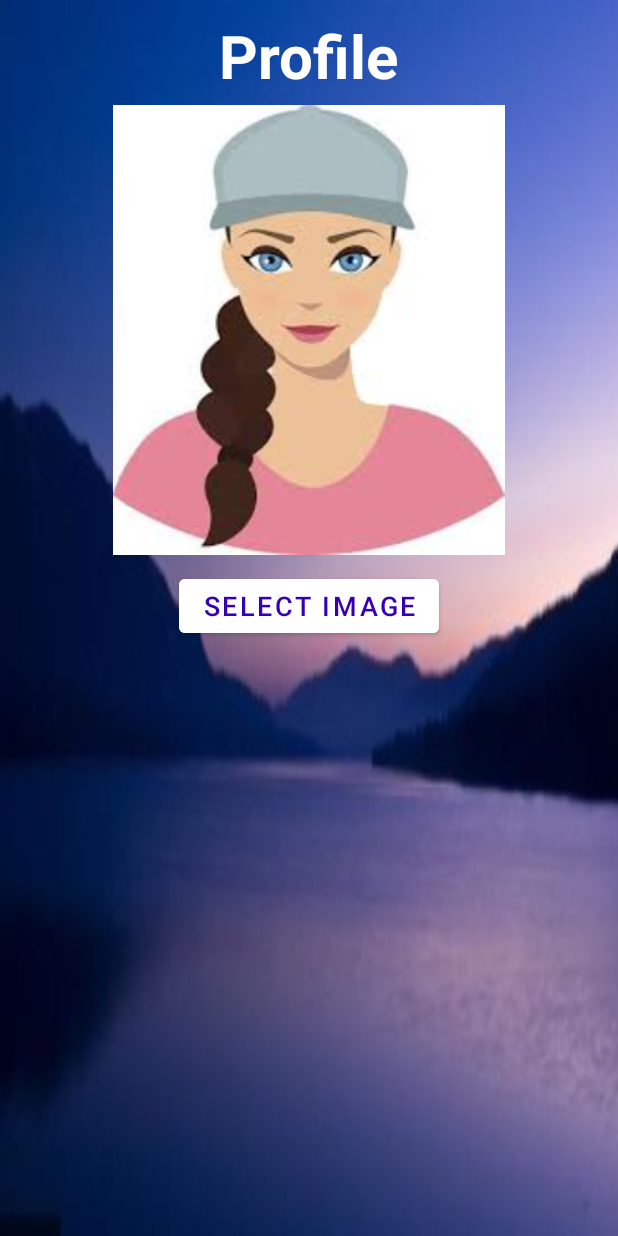
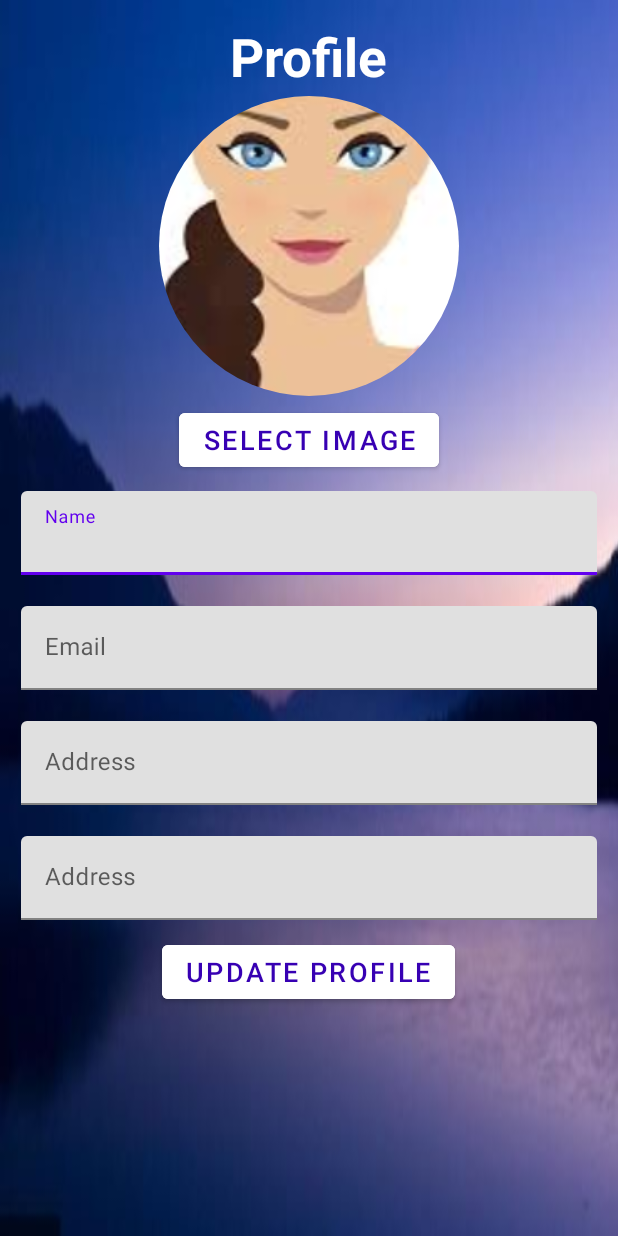
Before and after one commit to Aishab0810/ExplorProject, an Android app: the EditProfile screen opened directly, with no data from a screen before it, on a phone screen of 412 x 824 dp. Run offline under Robolectric (Android 15) with nearby library versions, the phone set to English and light mode, and no system bars; our stand-ins replace CircleImageView, Firebase (no records; nobody signed in at launch, a user with empty details on screens opened directly); pictures from the network do not load.

Commit message:
Save Profile data to firebase

```diff
--- a/app/src/main/java/com/example/exploraholic/Dashboard/Dashboard.kt
+++ b/app/src/main/java/com/example/exploraholic/Dashboard/Dashboard.kt
@@ -5,8 +5,8 @@ import android.os.Bundle
 import android.widget.ImageView
 import android.widget.Toast
 import androidx.appcompat.app.AppCompatActivity
-import com.example.exploraholic.MainScreens.EditProfile
 import com.example.exploraholic.MainScreens.LoginScreen
+import com.example.exploraholic.MainScreens.Profile
 import com.example.exploraholic.MapScreen.MapsActivity
 import com.example.exploraholic.R
 
@@ -107,7 +107,7 @@ class Dashboard : AppCompatActivity(){
         val img10 = findViewById(R.id.profile) as ImageView
         // set on-click listener
         img10.setOnClickListener {
-            startActivity(Intent(this, EditProfile::class.java))
+            startActivity(Intent(this, Profile::class.java))
 
             Toast.makeText(this@Dashboard, "Profile", Toast.LENGTH_SHORT).show()
         }
--- a/app/src/main/java/com/example/exploraholic/MainScreens/EditProfile.kt
+++ b/app/src/main/java/com/example/exploraholic/MainScreens/EditProfile.kt
@@ -1,66 +1,189 @@
 package com.example.exploraholic.MainScreens
 
+import android.app.Dialog
 import android.content.Intent
+import android.net.Uri
 import android.os.Bundle
-import android.view.View
+import android.view.Window
 import android.widget.Button
-import android.widget.ImageView
+import android.widget.Toast
 import androidx.appcompat.app.AppCompatActivity
+import com.example.exploraholic.Dashboard.Dashboard
+import com.example.exploraholic.R
+import com.example.exploraholic.databinding.ActivityEditProfileBinding
+import com.google.firebase.auth.FirebaseAuth
+import com.google.firebase.database.DatabaseReference
+import com.google.firebase.database.FirebaseDatabase
+import com.google.firebase.storage.FirebaseStorage
+import com.google.firebase.storage.StorageReference
+import de.hdodenhof.circleimageview.CircleImageView
 
 class EditProfile : AppCompatActivity() {
     // One Button
    private lateinit var bSelectImage: Button
 
     // One Preview Image
-    private lateinit var iVPreviewImage: ImageView
+    private lateinit var iVPreviewImage: CircleImageView
+
+    //binding
+    private lateinit var binding: ActivityEditProfileBinding
+    //instance of firebase auth
+    private lateinit var auth: FirebaseAuth
+    //define reference variable for the realtime database
+    private lateinit var databaseReference: DatabaseReference
+    //storage reference
+    private lateinit var storageReference: StorageReference
+    //image uri
+    private lateinit var imageUri: Uri
+    //dialog box
+    private lateinit var dialog: Dialog
+
+//    private lateinit var Name: TextInputLayout
+//    private lateinit var Email: TextInputLayout
+//    private lateinit var Address: TextInputLayout
+//    private lateinit var gender: Spinner
+//    private lateinit var Update: Button
 
     // constant to compare
     // the activity result code
-    var SELECT_PICTURE = 200
+//    var SELECT_PICTURE = 200
     override fun onCreate(savedInstanceState: Bundle?) {
         super.onCreate(savedInstanceState)
-        setContentView(com.example.exploraholic.R.layout.activity_edit_profile)
+        binding = ActivityEditProfileBinding.inflate(layoutInflater)
+        setContentView(binding.root)
+
+
+
+        auth = FirebaseAuth.getInstance()
+        val uid =  auth.currentUser?.uid
+        databaseReference = FirebaseDatabase.getInstance().getReference("Users")
+
+
+        binding.updatebtn.setOnClickListener {
+            //here we get values of name,email,address and gender
+            //when user click on update btn, it wil show progressbar
+            showProgressBar()
+            val Name = binding.name.editText.toString()
+            val Email = binding.email.editText.toString()
+
+            val user = User(Name, Email)
+            if(uid != null ){
+
+                databaseReference.child(uid).setValue(user).addOnCompleteListener {
+
+                    if (it.isSuccessful){
+
+                        uploadProfilePic()
+
+                    }else{
+                        hideProgressBar()
+                        Toast.makeText(this@EditProfile,"Failed to update profile",Toast.LENGTH_SHORT).show()
+                    }
+
+
+                }
+
+            }
+        }
+
+
 
         // register the UI widgets with their appropriate IDs
         bSelectImage = findViewById(com.example.exploraholic.R.id.BSelectImage)
         iVPreviewImage = findViewById(com.example.exploraholic.R.id.IVPreviewImage)
 
-        // handle the Choose Image button to trigger
-        // the image chooser function
-        bSelectImage.setOnClickListener(View.OnClickListener { imageChooser() })
+//        Name = findViewById(R.id.name)
+//        Email = findViewById(R.id.email)
+//        Address = findViewById(R.id.address)
+//        gender = findViewById(R.id.gender_spinner)
+//        Update = findViewById(R.id.updatebtn)
+
+//        Update.setOnClickListener {
+//            startActivity(Intent(this, Dashboard::class.java))
+//
+//            Toast.makeText(this@EditProfile, "Profile Updated", Toast.LENGTH_SHORT).show()
+//        }
+
+//        // Create an ArrayAdapter for spinner
+//        val adapter = ArrayAdapter.createFromResource(this,
+//            R.array.gender_list, android.R.layout.simple_spinner_item)
+//        // Specify the layout to use when the list of choices appears
+//        adapter.setDropDownViewResource(android.R.layout.simple_spinner_dropdown_item)
+//        // Apply the adapter to the spinner
+//        gender.adapter = adapter
+//
+//        // handle the Choose Image button to trigger
+//        // the image chooser function
+//        bSelectImage.setOnClickListener(View.OnClickListener { imageChooser() })
     }
+
+    private fun uploadProfilePic() {
+
+        imageUri = Uri.parse("android.resource://$packageName/${R.drawable.person}")
+        storageReference = FirebaseStorage.getInstance().getReference("Users"+auth.currentUser?.uid+".jpg")
+        storageReference.putFile(imageUri).addOnSuccessListener {
+
+            hideProgressBar()
+            Toast.makeText(this@EditProfile,"Profile Successfully uploaded",Toast.LENGTH_SHORT).show()
+            startActivity(Intent(this@EditProfile,Dashboard::class.java))
+
+        }.addOnFailureListener{
+            hideProgressBar()
+            Toast.makeText(this@EditProfile,"Failed to upload the image",Toast.LENGTH_SHORT).show()
+        }
+
+    }
+//
+//    fun getValues(view: View) {
+//        Toast.makeText(this, "Spinner 1 " + gender.selectedItem.toString(),Toast.LENGTH_SHORT).show()
+//    }
 
     // this function is triggered when
     // the Select Image Button is clicked
-    fun imageChooser() {
+//    fun imageChooser() {
+//
+//        // create an instance of the
+//        // intent of the type image
+//        val i = Intent()
+//        i.type = "image/*"
+//        i.action = Intent.ACTION_GET_CONTENT
+//
+//        // pass the constant to compare it
+//        // with the returned requestCode
+//        startActivityForResult(Intent.createChooser(i, "Select Picture"), SELECT_PICTURE)
+//    }
 
-        // create an instance of the
-        // intent of the type image
-        val i = Intent()
-        i.type = "image/*"
-        i.action = Intent.ACTION_GET_CONTENT
+    private fun showProgressBar(){
+        dialog = Dialog(this@EditProfile)
+        dialog.requestWindowFeature(Window.FEATURE_NO_TITLE)
+        dialog.setContentView(R.layout.dialog_wait)
+        dialog.setCanceledOnTouchOutside(false)
+        dialog.show()
 
-        // pass the constant to compare it
-        // with the returned requestCode
-        startActivityForResult(Intent.createChooser(i, "Select Picture"), SELECT_PICTURE)
     }
+
+    private fun hideProgressBar(){
+        dialog.dismiss()
+    }
+
+
 
     // this function is triggered when user
     // selects the image from the imageChooser
-    public override fun onActivityResult(requestCode: Int, resultCode: Int, data: Intent?) {
-        super.onActivityResult(requestCode, resultCode, data)
-        if (resultCode == RESULT_OK) {
-
-            // compare the resultCode with the
-            // SELECT_PICTURE constant
-            if (requestCode == SELECT_PICTURE) {
-                // Get the url of the image from data
-                val selectedImageUri = data!!.data
-                if (null != selectedImageUri) {
-                    // update the preview image in the layout
-                    iVPreviewImage!!.setImageURI(selectedImageUri)
-                }
-            }
-        }
-    }
+//    public override fun onActivityResult(requestCode: Int, resultCode: Int, data: Intent?) {
+//        super.onActivityResult(requestCode, resultCode, data)
+//        if (resultCode == RESULT_OK) {
+//
+//            // compare the resultCode with the
+//            // SELECT_PICTURE constant
+//            if (requestCode == SELECT_PICTURE) {
+//                // Get the url of the image from data
+//                val selectedImageUri = data!!.data
+//                if (null != selectedImageUri) {
+//                    // update the preview image in the layout
+//                    iVPreviewImage!!.setImageURI(selectedImageUri)
+//                }
+//            }
+//        }
+//    }
 }
--- a/app/src/main/java/com/example/exploraholic/MainScreens/User.kt
+++ b/app/src/main/java/com/example/exploraholic/MainScreens/User.kt
@@ -1,3 +1,3 @@
 package com.example.exploraholic.MainScreens
 
-data class User(var firstName : String ?=null, var lastName : String ?=null, var email : String ?=null)
+data class User(var firstname : String? =null, var lastname : String? =null, var email : String? =null)
--- a/app/src/main/res/layout/activity_edit_profile.xml
+++ b/app/src/main/res/layout/activity_edit_profile.xml
@@ -3,17 +3,17 @@
         xmlns:android="http://schemas.android.com/apk/res/android"
         xmlns:tools="http://schemas.android.com/tools"
         android:layout_width="match_parent"
-        android:layout_height="match_parent"
+        android:layout_height="match_parent" xmlns:app="http://schemas.android.com/apk/res-auto"
         android:background="@drawable/plc"
         tools:context=".MainScreens.EditProfile"
-        android:padding="10dp"
+        android:padding="14dp"
         tools:ignore="HardcodedText">
 
     <TextView android:layout_width="wrap_content"
               android:layout_height="wrap_content"
               android:text="Profile"
               android:layout_centerHorizontal="true"
-              android:textSize="40sp"
+              android:textSize="35sp"
               android:textColor="@color/white"
               android:textStyle="bold"
     />
@@ -24,21 +24,113 @@
             android:layout_width="wrap_content"
             android:layout_height="wrap_content"
             android:layout_centerHorizontal="true"
-            android:layout_marginTop="10dp"
+            android:layout_marginTop="5dp"
             android:backgroundTint="@color/white"
             android:text="SELECT IMAGE"
             android:layout_below="@id/IVPreviewImage"
             android:textColor="@color/purple_700"
-            android:textSize="18sp" />
+            android:textSize="18sp"/>
 
     <!--ImageView to preview the selected image-->
-    <ImageView
+    <de.hdodenhof.circleimageview.CircleImageView
             android:id="@+id/IVPreviewImage"
             android:layout_width="match_parent"
-            android:layout_height="300dp"
+            android:layout_height="200dp"
             android:src="@drawable/person"
             android:layout_marginStart="16dp"
-            android:layout_marginTop="60dp"
-            android:layout_marginEnd="16dp" />
+            android:layout_marginTop="50dp"
+            android:layout_marginEnd="16dp"/>
+
+    <com.google.android.material.textfield.TextInputLayout
+            android:id="@+id/name"
+            android:layout_below="@id/BSelectImage"
+            android:layout_marginTop="10dp"
+            android:layout_width="match_parent"
+            android:layout_height="wrap_content"
+            app:errorEnabled="true">
+
+        <com.google.android.material.textfield.TextInputEditText
+                android:id="@+id/name_et"
+                android:layout_width="match_parent"
+                android:layout_height="wrap_content"
+                android:hint="Name"
+                android:textColorHint="@color/blue"
+                android:inputType="textPersonName" />
+
+    </com.google.android.material.textfield.TextInputLayout>
+
+    <com.google.android.material.textfield.TextInputLayout
+            android:id="@+id/email"
+            android:layout_below="@id/name"
+            android:layout_width="match_parent"
+            android:layout_height="wrap_content"
+            app:errorEnabled="true">
+
+        <com.google.android.material.textfield.TextInputEditText
+                android:id="@+id/email_et"
+                android:layout_width="match_parent"
+                android:layout_height="wrap_content"
+                android:hint="Email"
+                android:textColorHint="@color/blue"
+                android:inputType="textEmailAddress" />
+
+    </com.google.android.material.textfield.TextInputLayout>
+
+    <com.google.android.material.textfield.TextInputLayout
+            android:id="@+id/address"
+            android:layout_below="@id/email"
+            android:layout_width="match_parent"
+            android:layout_height="wrap_content"
+            app:errorEnabled="true">
+
+        <com.google.android.material.textfield.TextInputEditText
+                android:id="@+id/address_et"
+                android:layout_width="match_parent"
+                android:layout_height="wrap_content"
+                android:hint="Address"
+                android:textColorHint="@color/blue"
+                android:inputType="textPostalAddress" />
+
+    </com.google.android.material.textfield.TextInputLayout>
+
+    <com.google.android.material.textfield.TextInputLayout
+            android:id="@+id/phone"
+            android:layout_below="@id/address"
+            android:layout_width="match_parent"
+            android:layout_height="wrap_content"
+            app:errorEnabled="true">
+
+        <com.google.android.material.textfield.TextInputEditText
+                android:id="@+id/phone_et"
+                android:layout_width="match_parent"
+                android:layout_height="wrap_content"
+                android:hint="Address"
+                android:textColorHint="@color/blue"
+                android:inputType="textPostalAddress" />
+
+    </com.google.android.material.textfield.TextInputLayout>
+
+<!--    <Spinner-->
+<!--            android:id="@+id/gender_spinner"-->
+<!--            android:layout_width="match_parent"-->
+<!--            android:layout_height="60dp"-->
+<!--            android:background="@android:drawable/btn_dropdown"-->
+<!--            android:spinnerMode="dropdown"-->
+<!--            android:entries="@array/gender_list"-->
+<!--            android:layout_below="@id/address"-->
+<!--    />-->
+
+    <Button
+            android:id="@+id/updatebtn"
+            android:layout_width="wrap_content"
+            android:layout_height="wrap_content"
+            android:layout_centerHorizontal="true"
+            android:layout_marginTop="360dp"
+            android:backgroundTint="@color/white"
+            android:text="Update Profile"
+            android:layout_below="@id/IVPreviewImage"
+            android:textColor="@color/purple_700"
+            android:textSize="18sp"/>
+
 
 </RelativeLayout>
--- a/app/src/main/res/layout/dialog_wait.xml
+++ b/app/src/main/res/layout/dialog_wait.xml
@@ -1,7 +1,8 @@
 <?xml version="1.0" encoding="utf-8"?>
 <RelativeLayout xmlns:android="http://schemas.android.com/apk/res/android"
                 android:layout_width="match_parent"
-                android:layout_height="match_parent" xmlns:gbp="http://schemas.android.com/apk/res-auto">
+                android:layout_height="match_parent"
+                xmlns:gbp="http://schemas.android.com/apk/res-auto">
 
     <TextView android:layout_width="wrap_content"
               android:layout_height="wrap_content"
--- a/app/src/main/res/mipmap-anydpi-v26/ic_launcher_2.xml
+++ b/app/src/main/res/mipmap-anydpi-v26/ic_launcher_2.xml
@@ -1,5 +1,5 @@
 <?xml version="1.0" encoding="utf-8"?>
 <adaptive-icon xmlns:android="http://schemas.android.com/apk/res/android">
-    <background android:drawable="@color/ic_launcher_2_background"/>
-    <foreground android:drawable="@mipmap/ic_launcher_2_foreground"/>
+    <background android:drawable="@drawable/logoexp"/>
+    <foreground android:drawable="@drawable/logoexp"/>
 </adaptive-icon>
```
Also changed, not shown: app/build.gradle (+8 -3 lines), app/src/main/AndroidManifest.xml (+10 -6 lines), app/src/main/java/com/example/exploraholic/Dashboard/Info.kt (+6 -6 lines), app/src/main/java/com/example/exploraholic/MainScreens/Profile.kt (+197 -31 lines), app/src/main/java/com/example/exploraholic/MainScreens/UserProfileActivity.kt (added, +90 -0 lines), app/src/main/res/layout/activity_info.xml (+3 -4 lines), app/src/main/res/layout/activity_user_profile.xml (added, +58 -0 lines), app/src/main/res/values/strings.xml (+8 -0 lines).
